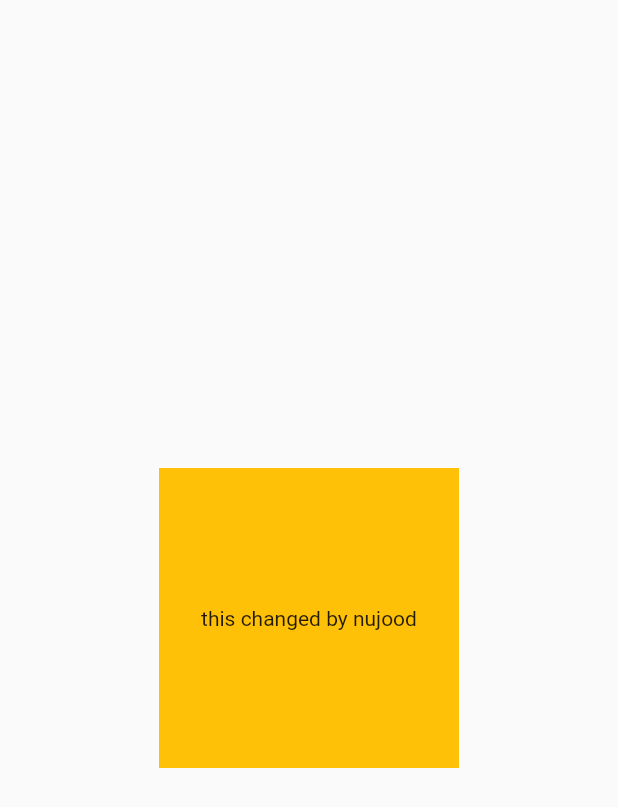
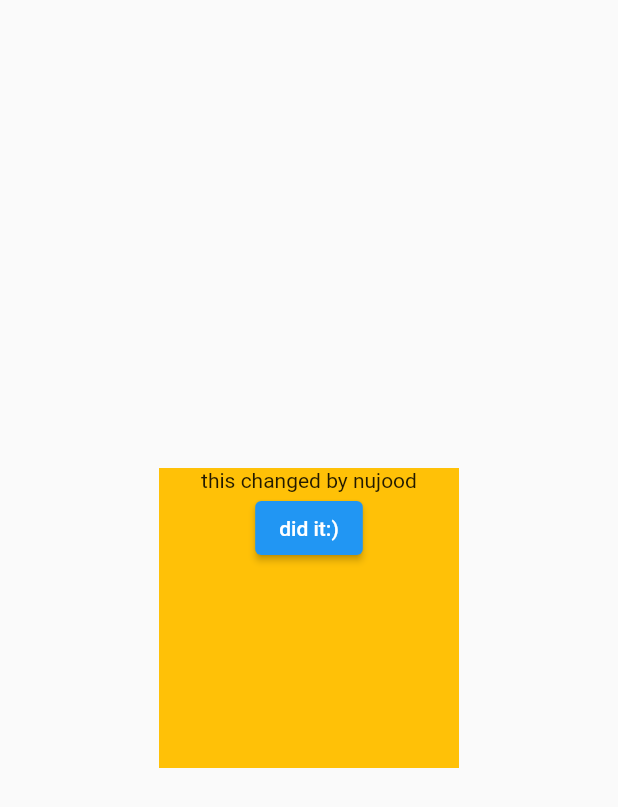
Before and after one commit to alfaresof/test_github, a Flutter app: the screen it shows after launch, on a phone screen of 412 x 824 dp. Shown: the top 807 px of the screen. Run offline on Flutter 3.47's test engine with Material 2 defaults, Android fonts, the phone set to English and light mode, and no system bars.

Commit message:
new Changes add an elevated button for nothing

```diff
--- a/lib/main.dart
+++ b/lib/main.dart
@@ -17,7 +17,14 @@ class MyApp extends StatelessWidget {
             height: 200,
             color: Colors.amber,
             alignment: Alignment.center,
-            child: const Text('this changed by nujood'),
+            child: Column(
+              crossAxisAlignment: CrossAxisAlignment.center,
+              mainAxisAlignment: MainAxisAlignment.start,
+              children: [
+                const Text('this changed by nujood'),
+                ElevatedButton(onPressed: () {}, child: const Text('did it:)')),
+              ],
+            ),
           ),
         ),
       ),
```
